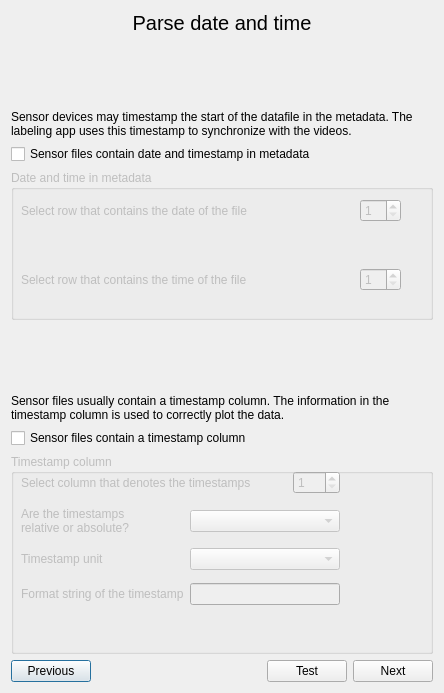
First picture: the form in gui/designer/new_sensor_model_date.ui, repository jacob-kamminga/AI-Sensus, before the edit.
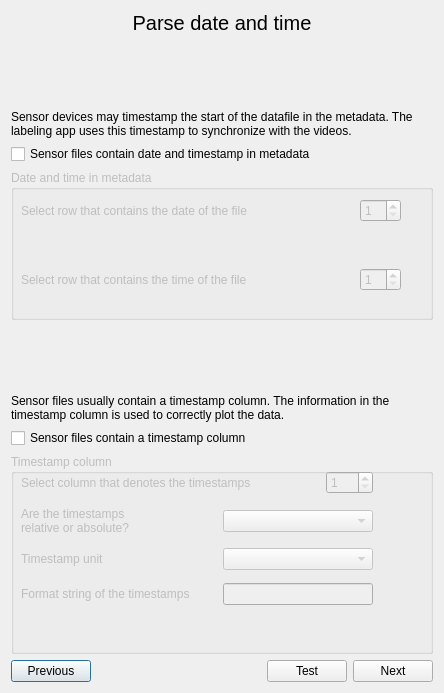
Second picture: the form after the edit.

```diff
--- a/gui/designer/new_sensor_model_date.ui
+++ b/gui/designer/new_sensor_model_date.ui
@@ -286,7 +286,7 @@
        <rect>
         <x>10</x>
         <y>10</y>
-        <width>319</width>
+        <width>352</width>
         <height>151</height>
        </rect>
       </property>
```
Left out of the diff: 15 changed lines with no effect on the pictures.
